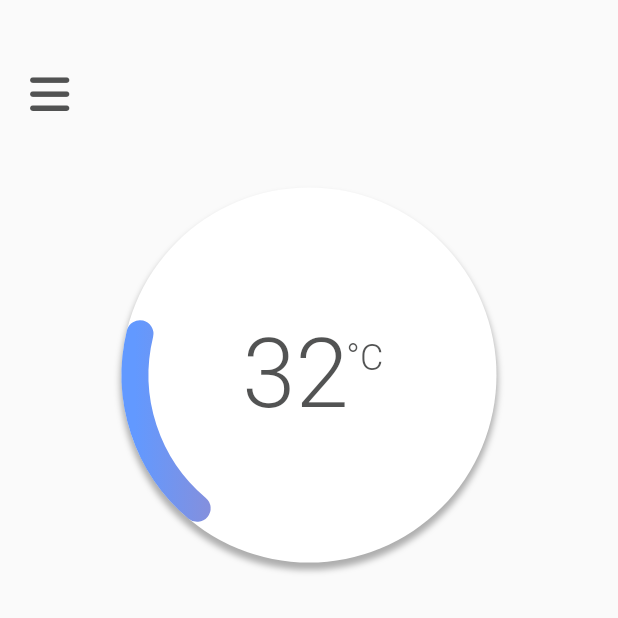
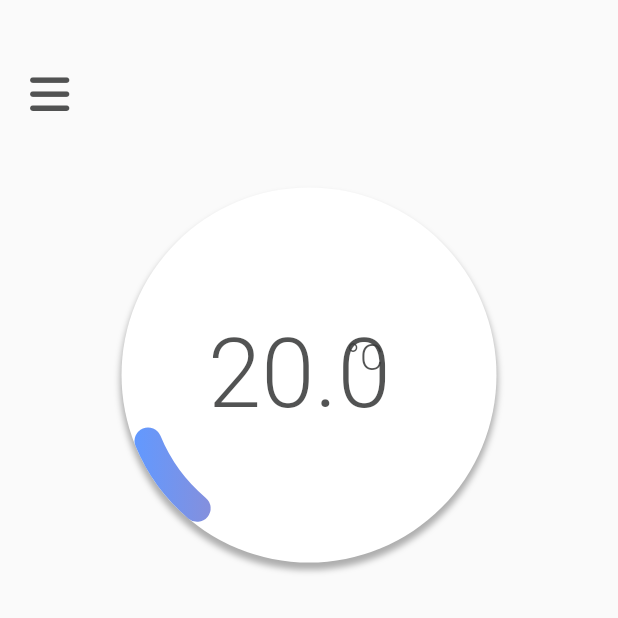
Before and after one commit to ananthunalloor/Green-Men, a Flutter app: the screen it shows after launch, on a phone screen of 412 x 824 dp, the top half of it. Run offline on Flutter 3.47's test engine with Material 2 defaults, Android fonts, the phone set to English and light mode, and no system bars; drawn by our look-alikes of percent_indicator; our stand-ins replace font_awesome_flutter; Roboto replaces fonts that are missing (Comfortaa).

Commit message:
paramters added

```diff
--- a/lib/screens/home.dart
+++ b/lib/screens/home.dart
@@ -84,7 +84,10 @@ class _HomeScreen extends State<HomeScreen> {
                     ),
                     child: const Align(
                       alignment: AlignmentDirectional(0, 0),
-                      child: TemperatureGauge(),
+                      child: TemperatureGauge(
+                        temperature: 20,
+                        percent: .3,
+                      ),
                     ),
                   ),
                 ),
--- a/lib/widgets/simple_icon_button.dart
+++ b/lib/widgets/simple_icon_button.dart
@@ -2,30 +2,27 @@ import 'package:flutter/material.dart';
 import 'package:font_awesome_flutter/font_awesome_flutter.dart';
 
 class SimpleIconButton extends StatelessWidget {
+  final GlobalKey<ScaffoldState> scaffoldKey;
+  final AlignmentDirectional alignment;
+  final FaIcon faIcon;
+
   const SimpleIconButton({
     Key? key,
     required this.scaffoldKey,
-    AlignmentDirectional? alignment = AlignmentDirectional.center,
-    Color? color = Colors.blue,
-    FaIcon? faIcon = const FaIcon(
+    this.alignment = AlignmentDirectional.center,
+    this.faIcon = const FaIcon(
       FontAwesomeIcons.bars,
       color: Color.fromARGB(223, 57, 58, 58),
       size: 30,
     ),
   }) : super(key: key);
 
-  final GlobalKey<ScaffoldState> scaffoldKey;
-
   @override
   Widget build(BuildContext context) {
     return Align(
-      alignment: const AlignmentDirectional(-.95, 0.5),
+      alignment: alignment,
       child: IconButton(
-        icon: const FaIcon(
-          FontAwesomeIcons.bars,
-          color: Color.fromARGB(223, 57, 58, 58),
-          size: 30,
-        ),
+        icon: faIcon,
         onPressed: () => scaffoldKey.currentState?.openDrawer(),
       ),
     );
--- a/lib/widgets/temperature_gauge.dart
+++ b/lib/widgets/temperature_gauge.dart
@@ -2,15 +2,25 @@ import 'package:flutter/material.dart';
 import 'package:percent_indicator/circular_percent_indicator.dart';
 
 class TemperatureGauge extends StatelessWidget {
+  final double temperature;
+  final double radius;
+  final bool isFahrenheit;
+  final double percent;
+
   const TemperatureGauge({
     Key? key,
+    this.temperature = 27,
+    this.radius = 125,
+    this.isFahrenheit = false,
+    this.percent = 0.8,
   }) : super(key: key);
 
   @override
   Widget build(BuildContext context) {
+    var size = radius * 2;
     return Container(
-      width: 250,
-      height: 250,
+      width: size,
+      height: size,
       decoration: const BoxDecoration(
         color: Colors.white,
         boxShadow: [
@@ -24,8 +34,8 @@ class TemperatureGauge extends StatelessWidget {
         shape: BoxShape.circle,
       ),
       child: CircularPercentIndicator(
-        percent: .4 - .223,
-        radius: 125,
+        percent: percent - .223,
+        radius: radius,
         lineWidth: 18,
         animation: true,
         backgroundColor: const Color(0x00F1F4F8),
@@ -36,12 +46,12 @@ class TemperatureGauge extends StatelessWidget {
           colors: [Color(0xff6299ff), Color(0xffff6d62)],
         ),
         center: Stack(
-          children: const [
+          children: [
             Align(
-              alignment: AlignmentDirectional(-.1, 0),
+              alignment: const AlignmentDirectional(-.1, 0),
               child: Text(
-                '32',
-                style: TextStyle(
+                temperature.toString(),
+                style: const TextStyle(
                   fontSize: 64,
                   fontWeight: FontWeight.w300,
                   fontFamily: 'Comfortaa',
@@ -49,7 +59,7 @@ class TemperatureGauge extends StatelessWidget {
                 ),
               ),
             ),
-            Align(
+            const Align(
               alignment: AlignmentDirectional(.33, -.1),
               child: Text(
                 '°C',
```
